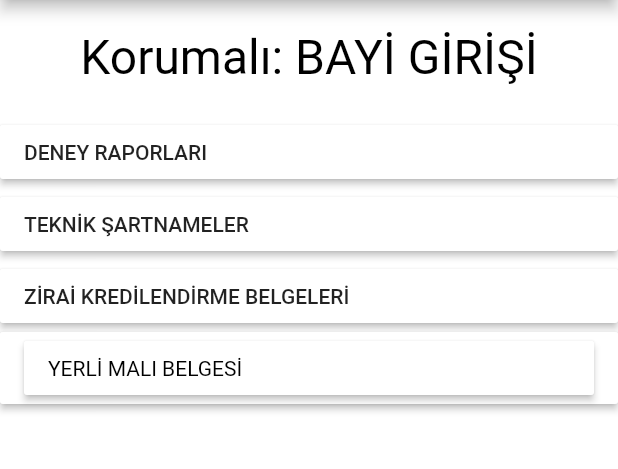
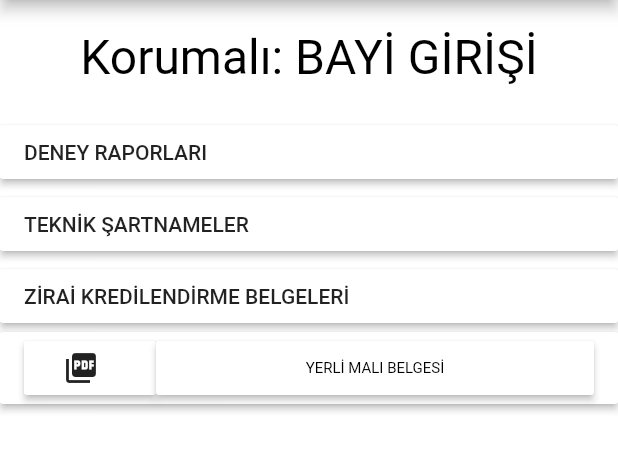
Before and after one commit to lovalace/First_app, a Flutter app: the BayiGirisiPdf screen opened by its route, on a phone screen of 412 x 824 dp, the part 85-554 px from its top. Run offline on Flutter 3.47's test engine with Material 2 defaults, Android fonts, the phone set to English and light mode, and no system bars; our stand-ins replace carousel_pro, font_awesome_flutter, google_maps_flutter; missing offline and left inert: flutter_pdfview; network calls fail.

Commit message:
pdf iconu ve düzletmeler

```diff
--- a/lib/bayipdf.dart
+++ b/lib/bayipdf.dart
@@ -73,14 +73,18 @@ class BayiGirisiPdf extends StatelessWidget {
     );
   }
 
-  RaisedButton buttonYerliMali(context) {
-    return RaisedButton(
-      color: Colors.white,
-      child: Align(
-        alignment: Alignment.centerLeft,
-        child:
-         pdfbutton('paksan.bandirmawebtasarim.net/images/yerlimali.pdf',  'YERLİ MALI BELGESİ'),
-      ), onPressed: () {},
+  Column buttonYerliMali(context) {
+    return Column(children: <Widget>[
+       RaisedButton(
+        color: Colors.white,
+        child: Align(
+          alignment: Alignment.centerLeft,
+          child:
+           pdfbutton('https://paksan.bandirmawebtasarim.net/images/yerlimali.pdf',  'YERLİ MALI BELGESİ'),
+        ), onPressed: () {},
+      ),
+    ],
+
     );
   }
 
--- a/lib/utility.dart
+++ b/lib/utility.dart
@@ -46,27 +46,38 @@ Widget _flatButton( BuildContext context, String _url , String _imageUrl) => Fla
 
           );
 
-    RaisedButton pdfbutton( String url, String text ) {
-    return RaisedButton(
-      color: Colors.white,
-      child: Align(
-        alignment: Alignment.centerLeft,
-          child:
-           RichText(
-                text: new LinkTextSpan(
-                    style: TextStyle(color: Colors.red),
-                    url: url,
-                    text:  text),
-                ),
-      ), onPressed: () {},
+    Column pdfbutton( String url, String text ) {
+    return Column(
+      children: <Widget>[
+        Row(
+          mainAxisAlignment: MainAxisAlignment.start,
+          children: <Widget>[
+        FittedBox(child: RaisedButton.icon(
+             icon: Icon(Icons.picture_as_pdf), label:Text(""),
+             color: Colors.white,
+             onPressed: () {},)),
 
+         Flexible( fit: FlexFit.tight,
+           child: RaisedButton(
+                color: Colors.white,
+                child: RichText( text: new LinkTextSpan(
+               style: null,
+               url: url,
+               text:  text),
+               ),
+                 onPressed: () {
+                 },
+        ),
+        ),
+        ],)
+      ],
     );
   }
 
    class LinkTextSpan extends TextSpan {
   LinkTextSpan({TextStyle style, String url, String text})
       : super(
-      style: TextStyle(color: Colors.black,),
+      style: TextStyle(color: Colors.black, fontSize: 10),
       text: text ?? url,
       recognizer: new TapGestureRecognizer()
         ..onTap = () {
```
